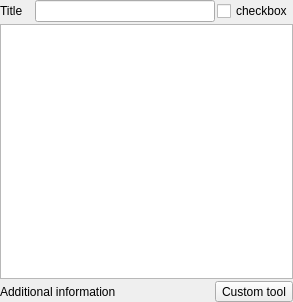
Qt form dcoraid/gui/dbview/filter_base.ui (DCOR-dev/DCOR-Aid) before a commit.
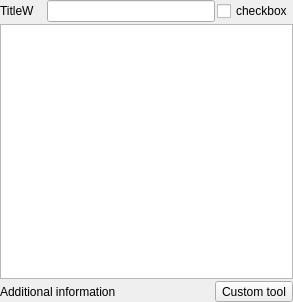
The same form after that commit. Custom widgets are drawn as their Qt base class.

Diff of the .ui file:
```diff
--- a/dcoraid/gui/dbview/filter_base.ui
+++ b/dcoraid/gui/dbview/filter_base.ui
@@ -34,7 +34,7 @@
      <item>
       <widget class="QLabel" name="label">
        <property name="text">
-        <string>Title</string>
+        <string>TitleW</string>
        </property>
       </widget>
      </item>
```
